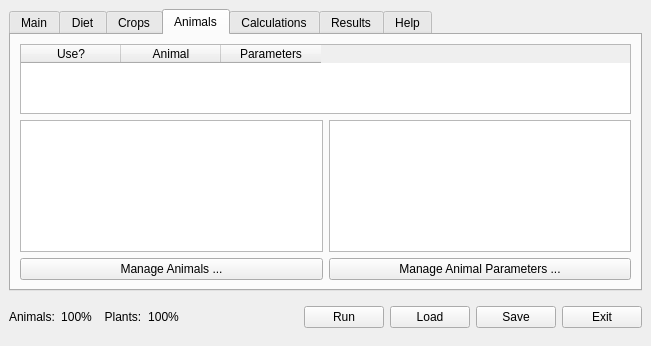
Above: src/ui/lamainformbase.ui from arkygeek/landuseanalyst before the change. Below: the same form after it.
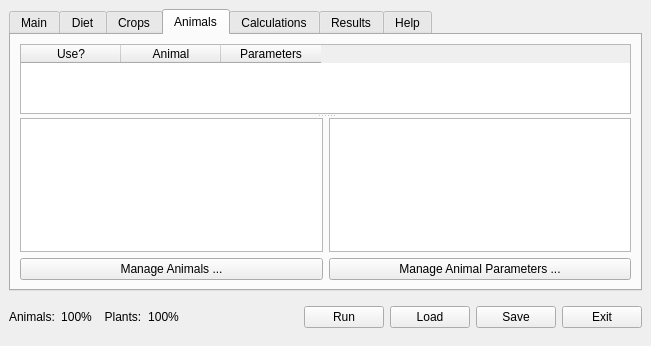
That is the form after the change. Icons and pictures are not drawn.

Commit message: Make the animals table beautiful in every way known to man: remove headers (vert and horizontal), alternating row colours, column strechtes to fill whole table, seperate table and info boxes below with splitter.

Diff of the .ui file:
```diff
--- a/src/ui/lamainformbase.ui
+++ b/src/ui/lamainformbase.ui
@@ -1161,39 +1161,24 @@
        <property name="spacing" >
         <number>6</number>
        </property>
-       <item row="1" column="0" >
-        <widget class="QTextBrowser" name="textBrowserAnimalDefinition" >
-         <property name="sizePolicy" >
-          <sizepolicy>
-           <hsizetype>7</hsizetype>
-           <vsizetype>3</vsizetype>
-           <horstretch>0</horstretch>
-           <verstretch>0</verstretch>
-          </sizepolicy>
-         </property>
-        </widget>
-       </item>
-       <item row="2" column="1" >
-        <widget class="QPushButton" name="pbnNewAnimalParameter" >
-         <property name="text" >
-          <string>Manage Animal Parameters ...</string>
-         </property>
-        </widget>
-       </item>
-       <item row="1" column="1" >
-        <widget class="QTextBrowser" name="textBrowserAnimalParameterDefinition" >
-         <property name="sizePolicy" >
-          <sizepolicy>
-           <hsizetype>7</hsizetype>
-           <vsizetype>3</vsizetype>
-           <horstretch>0</horstretch>
-           <verstretch>0</verstretch>
-          </sizepolicy>
-         </property>
-        </widget>
-       </item>
        <item row="0" column="0" colspan="2" >
+        <widget class="QSplitter" name="splitter_3" >
+         <property name="orientation" >
+          <enum>Qt::Vertical</enum>
+         </property>
         <widget class="QTableWidget" name="tblAnimals" >
+          <property name="alternatingRowColors" >
+           <bool>true</bool>
+          </property>
+          <property name="selectionMode" >
+           <enum>QAbstractItemView::SingleSelection</enum>
+          </property>
+          <property name="selectionBehavior" >
+           <enum>QAbstractItemView::SelectRows</enum>
+          </property>
+          <property name="showGrid" >
+           <bool>false</bool>
+          </property>
          <column>
           <property name="text" >
            <string>Use?</string>
@@ -1210,8 +1195,43 @@
           </property>
          </column>
         </widget>
-       </item>
-       <item row="2" column="0" >
+         <widget class="QWidget" name="" >
+          <layout class="QHBoxLayout" >
+           <property name="margin" >
+            <number>0</number>
+           </property>
+           <property name="spacing" >
+            <number>6</number>
+           </property>
+           <item>
+            <widget class="QTextBrowser" name="textBrowserAnimalDefinition" >
+             <property name="sizePolicy" >
+              <sizepolicy>
+               <hsizetype>7</hsizetype>
+               <vsizetype>3</vsizetype>
+               <horstretch>0</horstretch>
+               <verstretch>0</verstretch>
+              </sizepolicy>
+             </property>
+            </widget>
+           </item>
+           <item>
+            <widget class="QTextBrowser" name="textBrowserAnimalParameterDefinition" >
+             <property name="sizePolicy" >
+              <sizepolicy>
+               <hsizetype>7</hsizetype>
+               <vsizetype>3</vsizetype>
+               <horstretch>0</horstretch>
+               <verstretch>0</verstretch>
+              </sizepolicy>
+             </property>
+            </widget>
+           </item>
+          </layout>
+         </widget>
+        </widget>
+       </item>
+       <item row="1" column="0" >
         <widget class="QPushButton" name="pbnNewAnimal" >
          <property name="sizePolicy" >
           <sizepolicy>
@@ -1226,6 +1246,13 @@
          </property>
         </widget>
        </item>
+       <item row="1" column="1" >
+        <widget class="QPushButton" name="pbnNewAnimalParameter" >
+         <property name="text" >
+          <string>Manage Animal Parameters ...</string>
+         </property>
+        </widget>
+       </item>
       </layout>
      </widget>
      <widget class="QWidget" name="results_tab" >
```
Lines whose indentation alone changed are shown as unchanged. The commit also changes 1 other file.
